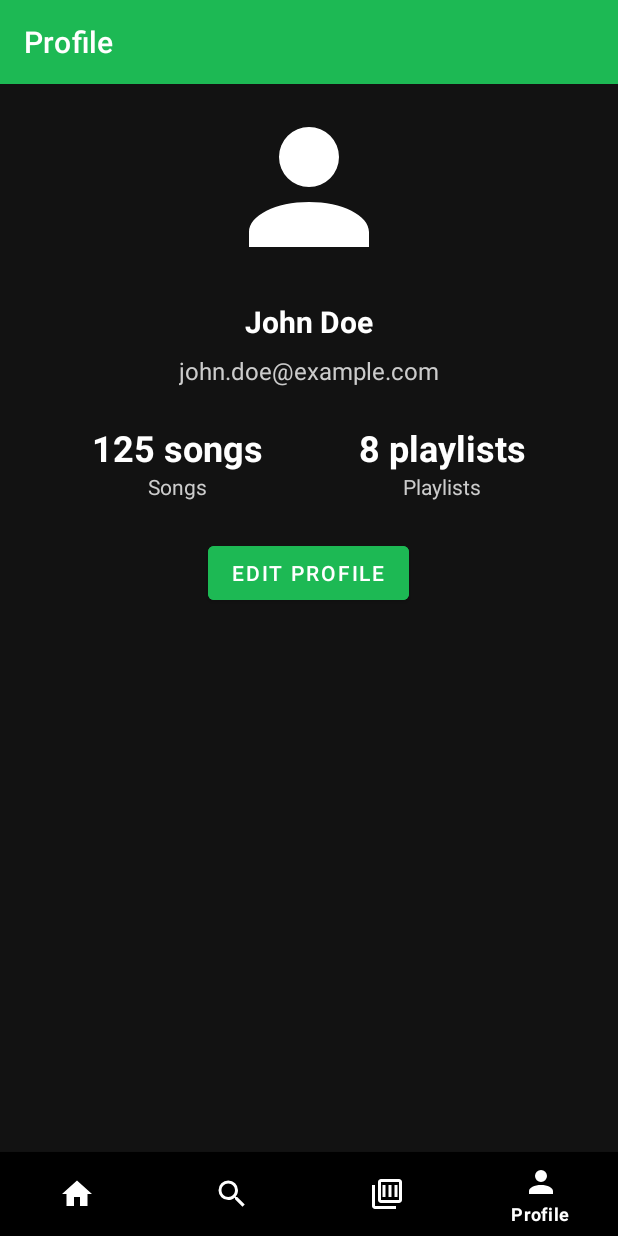
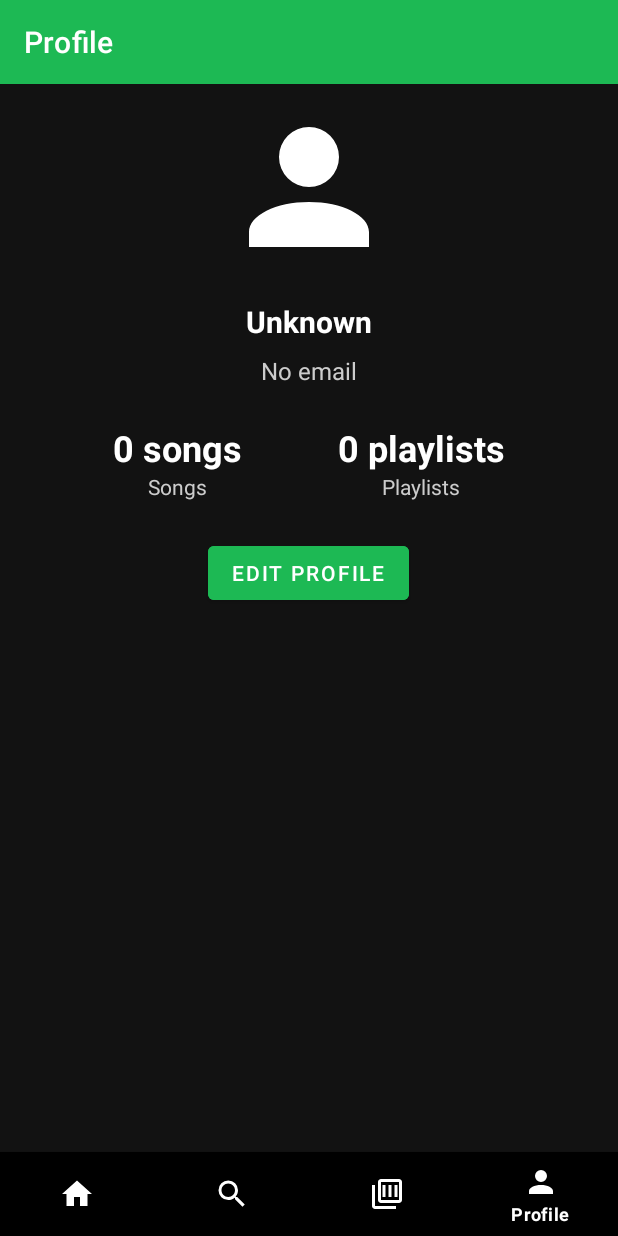
Before and after one commit to DangDuyy/Android_FinalProject, an Android app: the ProfileFragment screen opened through its navigation route, on a phone screen of 412 x 824 dp. Run offline under Robolectric (Android 15) with nearby library versions, the phone set to English and light mode, and no system bars; our stand-ins replace CircleImageView, navigation-ui.

Commit message:
update ProfileFragment.java

```diff
--- a/app/src/main/java/fit24/duy/musicplayer/api/ApiService.java
+++ b/app/src/main/java/fit24/duy/musicplayer/api/ApiService.java
@@ -6,6 +6,7 @@ import fit24.duy.musicplayer.models.MediaType;
 import fit24.duy.musicplayer.models.SearchResponse;
 import fit24.duy.musicplayer.models.UserLoginRequest;
 import fit24.duy.musicplayer.models.UserRegisterRequest;
+import fit24.duy.musicplayer.models.UserResponse;
 import retrofit2.Call;
 import retrofit2.http.Body;
 import retrofit2.http.Field;
@@ -32,7 +33,7 @@ public interface ApiService {
 
     // Đăng nhập
     @POST("login")
-    Call<Void> login(@Body UserLoginRequest request);
+    Call<UserResponse> login(@Body UserLoginRequest request);
 
     // Quên mật khẩu
     @FormUrlEncoded
--- a/app/src/main/java/fit24/duy/musicplayer/fragments/ProfileFragment.java
+++ b/app/src/main/java/fit24/duy/musicplayer/fragments/ProfileFragment.java
@@ -1,13 +1,16 @@
 package fit24.duy.musicplayer.fragments;
 
+import android.content.SharedPreferences;
 import android.os.Bundle;
 import android.view.LayoutInflater;
 import android.view.View;
 import android.view.ViewGroup;
 import android.widget.TextView;
+
 import androidx.annotation.NonNull;
 import androidx.annotation.Nullable;
 import androidx.fragment.app.Fragment;
+
 import fit24.duy.musicplayer.R;
 
 public class ProfileFragment extends Fragment {
@@ -27,11 +30,16 @@ public class ProfileFragment extends Fragment {
         totalSongsText = view.findViewById(R.id.total_songs_text);
         totalPlaylistsText = view.findViewById(R.id.total_playlists_text);
 
-        // Set dummy data
-        usernameText.setText("John Doe");
-        emailText.setText("john.doe@example.com");
-        totalSongsText.setText("125 songs");
-        totalPlaylistsText.setText("8 playlists");
+        // Load user data from SharedPreferences
+        SharedPreferences prefs = requireActivity().getSharedPreferences("UserPrefs", requireActivity().MODE_PRIVATE);
+        String username = prefs.getString("username", "Unknown");
+        String email = prefs.getString("email", "No email");
+
+        // Update UI
+        usernameText.setText(username);
+        emailText.setText(email);
+        totalSongsText.setText("0 songs");
+        totalPlaylistsText.setText("0 playlists");
 
         return view;
     }
--- a/backend/src/main/java/fit24/duy/musicplayer/config/SecurityConfig.java
+++ b/backend/src/main/java/fit24/duy/musicplayer/config/SecurityConfig.java
@@ -4,6 +4,7 @@ import org.springframework.context.annotation.Bean;
 import org.springframework.context.annotation.Configuration;
 import org.springframework.security.config.annotation.web.builders.HttpSecurity;
 import org.springframework.security.config.annotation.web.configuration.EnableWebSecurity;
+import org.springframework.security.crypto.bcrypt.BCryptPasswordEncoder;
 import org.springframework.security.web.SecurityFilterChain;
 
 @Configuration
@@ -17,4 +18,9 @@ public class SecurityConfig {
                 .httpBasic(httpBasic -> httpBasic.disable()); // Tắt Basic Authentication
         return http.build();
     }
+
+    @Bean
+    public BCryptPasswordEncoder passwordEncoder() {
+        return new BCryptPasswordEncoder();
+    }
 }
```
Also changed, not shown: app/src/main/java/fit24/duy/musicplayer/activities/LoginActivity.java (+27 -9 lines), app/src/main/java/fit24/duy/musicplayer/models/UserResponse.java (added, +19 -0 lines), backend/src/main/java/fit24/duy/musicplayer/controller/AuthController.java (+18 -2 lines), backend/src/main/java/fit24/duy/musicplayer/dto/UserResponse.java (added, +38 -0 lines), 2 other files.
